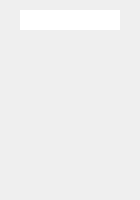
First picture: the form in core/ui/devicebutton.ui, repository JJuanill/scopy, before the edit.
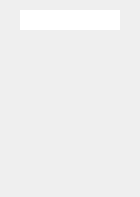
Second picture: the form after the edit.

Commit message: harmonic: Implemented harmonic device browser UI

The edit to the form file:
```diff
--- a/core/ui/devicebutton.ui
+++ b/core/ui/devicebutton.ui
@@ -7,7 +7,7 @@
     <x>0</x>
     <y>0</y>
     <width>140</width>
-    <height>200</height>
+    <height>197</height>
    </rect>
   </property>
   <property name="sizePolicy">
@@ -25,7 +25,7 @@
   <property name="maximumSize">
    <size>
     <width>16777215</width>
-    <height>200</height>
+    <height>233</height>
    </size>
   </property>
   <property name="windowTitle">
@@ -61,13 +61,13 @@
      <property name="minimumSize">
       <size>
        <width>140</width>
-       <height>120</height>
+       <height>150</height>
       </size>
      </property>
      <property name="maximumSize">
       <size>
        <width>140</width>
-       <height>160</height>
+       <height>150</height>
       </size>
      </property>
      <property name="styleSheet">
@@ -83,7 +83,7 @@
      </property>
      <layout class="QVBoxLayout" name="verticalLayout_2">
       <property name="spacing">
-       <number>3</number>
+       <number>0</number>
       </property>
       <property name="leftMargin">
        <number>20</number>
@@ -95,17 +95,20 @@
        <number>20</number>
       </property>
       <property name="bottomMargin">
-       <number>10</number>
+       <number>8</number>
       </property>
       <item>
        <spacer name="verticalSpacer_2">
         <property name="orientation">
          <enum>Qt::Vertical</enum>
         </property>
+        <property name="sizeType">
+         <enum>QSizePolicy::Fixed</enum>
+        </property>
         <property name="sizeHint" stdset="0">
          <size>
-          <width>20</width>
-          <height>40</height>
+          <width>0</width>
+          <height>10</height>
          </size>
         </property>
        </spacer>
@@ -162,6 +165,22 @@
         </layout>
        </widget>
       </item>
+      <item>
+       <spacer name="verticalSpacer_3">
+        <property name="orientation">
+         <enum>Qt::Vertical</enum>
+        </property>
+        <property name="sizeType">
+         <enum>QSizePolicy::Expanding</enum>
+        </property>
+        <property name="sizeHint" stdset="0">
+         <size>
+          <width>20</width>
+          <height>0</height>
+         </size>
+        </property>
+       </spacer>
+      </item>
       <item>
        <widget class="QLabel" name="description">
         <property name="sizePolicy">
```
Left out of the diff: 68 changed lines with no effect on the pictures. The commit also changes 6 other files.
